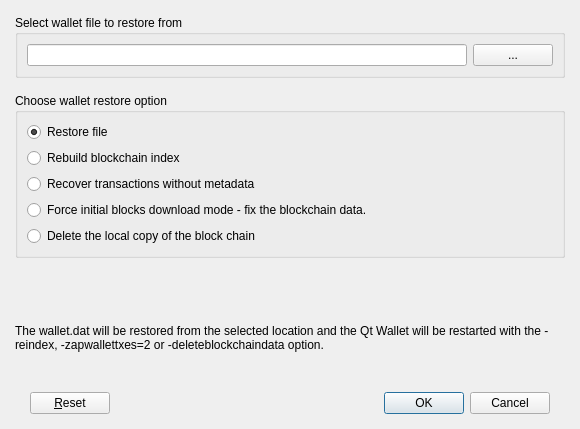
This is src/qt/forms/restoredialog.ui in Runebase/runebase as Qt 5 draws it before an edit. The edited form follows.
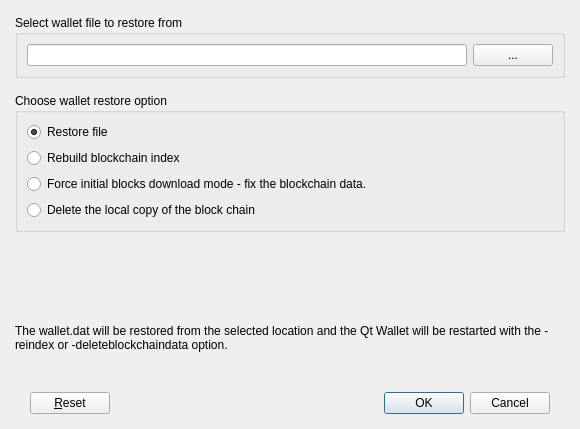
This is the edited form.

The edit to the form file:
```diff
--- a/src/qt/forms/restoredialog.ui
+++ b/src/qt/forms/restoredialog.ui
@@ -110,19 +110,6 @@
           </property>
          </widget>
         </item>
-        <item>
-         <widget class="QRadioButton" name="rbZapWallet">
-          <property name="sizePolicy">
-           <sizepolicy hsizetype="Minimum" vsizetype="Preferred">
-            <horstretch>0</horstretch>
-            <verstretch>0</verstretch>
-           </sizepolicy>
-          </property>
-          <property name="text">
-           <string>Recover transactions without metadata</string>
-          </property>
-         </widget>
-        </item>
         <item>
          <widget class="QRadioButton" name="rbInitialBlocksDownload">
           <property name="text">
@@ -165,7 +152,7 @@
      <item>
       <widget class="QLabel" name="lblInfo">
        <property name="text">
-        <string>The wallet.dat will be restored from the selected location and the Qt Wallet will be restarted with the -reindex, -zapwallettxes=2 or -deleteblockchaindata option.</string>
+        <string>The wallet.dat will be restored from the selected location and the Qt Wallet will be restarted with the -reindex or -deleteblockchaindata option.</string>
        </property>
        <property name="wordWrap">
         <bool>true</bool>
```
